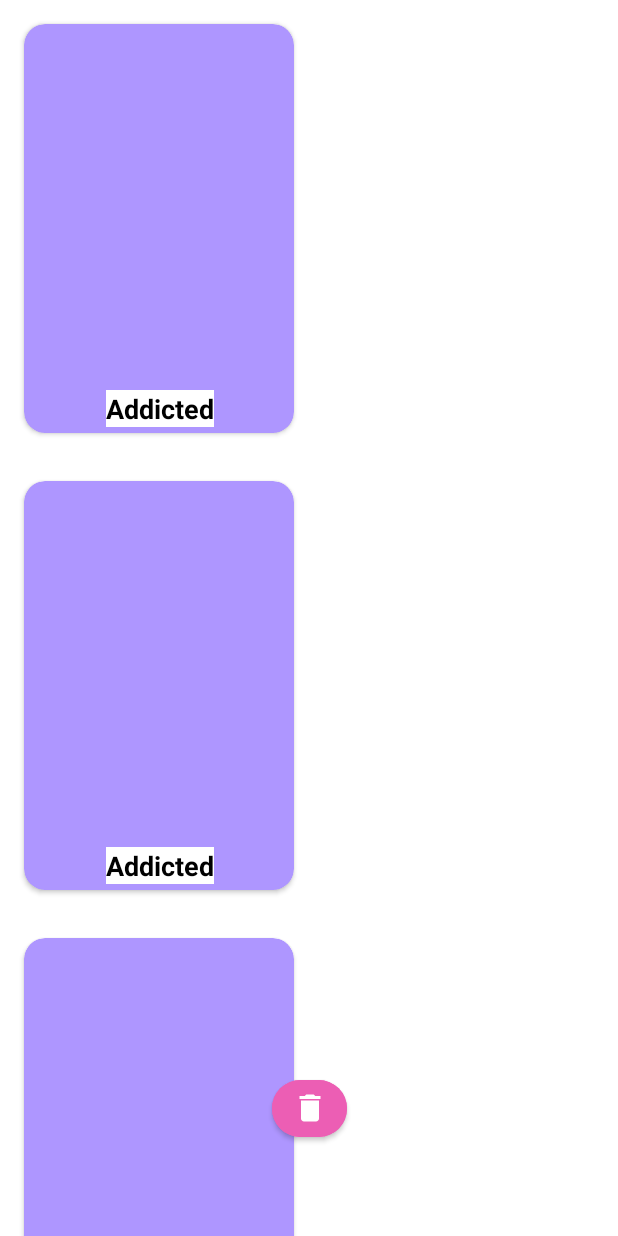
After one commit to nurhabibrs/Capstone-Project-B21-CAP0463, an Android app: the layout fragment_recent.xml on its own in the app's theme, with its tools: preview values and no code run, on a phone screen of 412 x 824 dp. The commit adds this screen. Run offline under Robolectric (Android 15) with nearby library versions, the phone set to English and light mode, and no system bars.

Commit message:
add history fragment and clear database function

```diff
--- a/MD/Anarki/app/build.gradle
+++ b/MD/Anarki/app/build.gradle
@@ -52,10 +52,12 @@ dependencies {
     implementation "com.github.bumptech.glide:glide:4.12.0"
     implementation 'androidx.preference:preference-ktx:1.1.1'
     implementation 'com.pierfrancescosoffritti.androidyoutubeplayer:core:10.0.5'
+    implementation 'androidx.paging:paging-runtime-ktx:2.1.1'
     //network(api)
     implementation 'com.squareup.retrofit2:retrofit:2.9.0'
     implementation 'com.squareup.retrofit2:converter-gson:2.9.0'
     implementation 'com.google.firebase:firebase-ads:20.1.0'
+    implementation 'androidx.legacy:legacy-support-v4:1.0.0'
     //testing
     testImplementation 'junit:junit:4.13.2'
     androidTestImplementation 'androidx.test.ext:junit:1.1.2'
--- a/MD/Anarki/app/src/main/java/com/dicoding/anarki/viemodel/ViewModelFactory.kt
+++ b/MD/Anarki/app/src/main/java/com/dicoding/anarki/viemodel/ViewModelFactory.kt
@@ -6,6 +6,7 @@ import androidx.lifecycle.ViewModelProvider
 import com.dicoding.anarki.data.PredictRepository
 import com.dicoding.anarki.di.Injection
 import com.dicoding.anarki.ui.home.HomeViewModel
+import com.dicoding.anarki.ui.recent.RecentViewModel
 
 class ViewModelFactory private constructor(private val predictRepository: PredictRepository) :
     ViewModelProvider.NewInstanceFactory() {
@@ -15,6 +16,10 @@ class ViewModelFactory private constructor(private val predictRepository: Predic
         return when {
             modelClass.isAssignableFrom(HomeViewModel::class.java) -> {
                 HomeViewModel(predictRepository) as T
+            }
+
+            modelClass.isAssignableFrom(RecentViewModel::class.java) -> {
+                RecentViewModel(predictRepository) as T
             }
 
             else -> throw Throwable("Unknown ViewModel class: " + modelClass.name)
--- /dev/null
+++ b/MD/Anarki/app/src/main/res/drawable/ic_baseline_delete_24.xml
@@ -0,0 +1,10 @@
+<vector xmlns:android="http://schemas.android.com/apk/res/android"
+    android:width="24dp"
+    android:height="24dp"
+    android:viewportWidth="24"
+    android:viewportHeight="24"
+    android:tint="?attr/colorControlNormal">
+  <path
+      android:fillColor="@android:color/white"
+      android:pathData="M6,19c0,1.1 0.9,2 2,2h8c1.1,0 2,-0.9 2,-2V7H6v12zM19,4h-3.5l-1,-1h-5l-1,1H5v2h14V4z"/>
+</vector>
--- /dev/null
+++ b/MD/Anarki/app/src/main/res/layout/fragment_recent.xml
@@ -0,0 +1,52 @@
+<?xml version="1.0" encoding="utf-8"?>
+<androidx.constraintlayout.widget.ConstraintLayout xmlns:android="http://schemas.android.com/apk/res/android"
+    xmlns:app="http://schemas.android.com/apk/res-auto"
+    xmlns:tools="http://schemas.android.com/tools"
+    android:layout_width="match_parent"
+    android:layout_height="match_parent"
+    android:background="@android:color/white">
+
+    <androidx.recyclerview.widget.RecyclerView
+        android:id="@+id/rv_history"
+        android:layout_width="0dp"
+        android:layout_height="0dp"
+        app:layout_behavior="@string/appbar_scrolling_view_behavior"
+        app:layout_constraintBottom_toBottomOf="parent"
+        app:layout_constraintEnd_toEndOf="parent"
+        app:layout_constraintStart_toStartOf="parent"
+        app:layout_constraintTop_toTopOf="parent"
+        tools:listitem="@layout/item_row">
+
+    </androidx.recyclerview.widget.RecyclerView>
+
+    <ProgressBar
+        android:id="@+id/progress_bar"
+        style="?android:attr/progressBarStyle"
+        android:layout_width="wrap_content"
+        android:layout_height="wrap_content"
+        android:layout_marginStart="8dp"
+        android:layout_marginTop="8dp"
+        android:layout_marginEnd="8dp"
+        android:layout_marginBottom="8dp"
+        android:visibility="gone"
+        app:layout_constraintBottom_toBottomOf="parent"
+        app:layout_constraintEnd_toEndOf="parent"
+        app:layout_constraintStart_toStartOf="parent"
+        app:layout_constraintTop_toTopOf="parent" />
+
+    <Button
+        android:id="@+id/clear_history"
+        android:layout_width="50dp"
+        android:layout_height="50dp"
+        android:layout_marginBottom="60dp"
+        android:backgroundTint="@color/secondaryColor"
+        android:textAlignment="center"
+        app:cornerRadius="25dp"
+        app:icon="@drawable/ic_baseline_delete_24"
+        app:iconGravity="textStart"
+        app:iconPadding="0dp"
+        app:layout_constraintBottom_toBottomOf="parent"
+        app:layout_constraintEnd_toEndOf="parent"
+        app:layout_constraintStart_toStartOf="parent" />
+
+</androidx.constraintlayout.widget.ConstraintLayout>
--- /dev/null
+++ b/MD/Anarki/app/src/main/res/layout/item_row.xml
@@ -0,0 +1,54 @@
+<?xml version="1.0" encoding="utf-8"?>
+<androidx.cardview.widget.CardView xmlns:android="http://schemas.android.com/apk/res/android"
+    xmlns:app="http://schemas.android.com/apk/res-auto"
+    xmlns:tools="http://schemas.android.com/tools"
+    android:id="@+id/cv_item_course"
+    android:layout_width="wrap_content"
+    android:layout_height="wrap_content"
+    android:layout_margin="16dp"
+    android:backgroundTint="@color/primaryLightColor"
+    android:elevation="4dp"
+    app:cardCornerRadius="14dp"
+    app:layout_constraintEnd_toEndOf="parent"
+    app:layout_constraintStart_toStartOf="parent"
+    app:layout_constraintTop_toTopOf="parent">
+
+    <androidx.constraintlayout.widget.ConstraintLayout
+        android:id="@+id/item_container"
+        android:layout_width="match_parent"
+        android:layout_height="wrap_content">
+
+        <ImageView
+            android:id="@+id/img_file"
+            android:layout_width="180dp"
+            android:layout_height="240dp"
+            android:layout_alignParentStart="true"
+            android:layout_alignParentTop="true"
+            app:layout_constraintEnd_toEndOf="parent"
+            app:layout_constraintStart_toStartOf="parent"
+            app:layout_constraintTop_toTopOf="parent"
+            tools:ignore="ContentDescription" />
+
+        <TextView
+            android:id="@+id/tv_addicted"
+            android:layout_width="wrap_content"
+            android:layout_height="wrap_content"
+            android:layout_marginStart="54dp"
+            android:layout_marginTop="4dp"
+            android:layout_marginEnd="53dp"
+            android:layout_marginBottom="4dp"
+            android:ellipsize="end"
+            android:gravity="start"
+            android:maxLines="2"
+            android:background="@color/white"
+            android:textColor="@color/black"
+            android:textSize="18sp"
+            android:textStyle="bold"
+            app:layout_constraintBottom_toBottomOf="parent"
+            app:layout_constraintEnd_toEndOf="parent"
+            app:layout_constraintStart_toStartOf="parent"
+            app:layout_constraintTop_toBottomOf="@+id/img_file"
+            tools:text="@string/addicted" />
+
+    </androidx.constraintlayout.widget.ConstraintLayout>
+</androidx.cardview.widget.CardView>
--- a/MD/Anarki/app/src/main/res/menu/bottom_nav_menu.xml
+++ b/MD/Anarki/app/src/main/res/menu/bottom_nav_menu.xml
@@ -4,6 +4,11 @@
         android:id="@+id/navigation_home"
         android:icon="@drawable/home_btn_primary"
         android:title="@string/title_home" />
+
+    <item
+        android:id="@+id/navigation_history"
+        android:icon="@drawable/ic_baseline_history_24"
+        android:title="@string/history"/>
 
     <item
         android:id="@+id/navigation_information"
--- a/MD/Anarki/app/src/main/res/navigation/mobile_navigation.xml
+++ b/MD/Anarki/app/src/main/res/navigation/mobile_navigation.xml
@@ -21,5 +21,10 @@
         android:id="@+id/navigation_setting"
         android:name="com.dicoding.anarki.ui.setting.SettingFragment"
         android:label="@string/title_setting" />
+    <fragment
+        android:id="@+id/navigation_history"
+        android:name="com.dicoding.anarki.ui.recent.RecentFragment"
+        android:label="RecentFragment"
+        tools:layout="@layout/fragment_recent"/>
 
 </navigation>
--- a/MD/Anarki/app/src/main/res/values/strings.xml
+++ b/MD/Anarki/app/src/main/res/values/strings.xml
@@ -22,5 +22,10 @@
     <string name="settings">Settings</string>
     <string name="camera">Camera</string>
     <string name="fill_result">File = %1$s\nResult = %2$s</string>
+    <!-- TODO: Remove or change this placeholder text -->
+    <string name="hello_blank_fragment">Hello blank fragment</string>
+    <string name="addicted">Addicted</string>
+    <string name="history">History</string>
+    <string name="clear_history">Clear History</string>
 
 </resources>
```
Also changed, not shown: MD/Anarki/app/src/main/java/com/dicoding/anarki/data/PredictDataSource.kt (+7 -0 lines), MD/Anarki/app/src/main/java/com/dicoding/anarki/data/PredictRepository.kt (+26 -2 lines), MD/Anarki/app/src/main/java/com/dicoding/anarki/data/source/local/LocalDataSource.kt (+12 -1 lines), MD/Anarki/app/src/main/java/com/dicoding/anarki/data/source/local/entity/PredictEntity.kt (+12 -0 lines), MD/Anarki/app/src/main/java/com/dicoding/anarki/data/source/local/room/PredictDao.kt (+14 -5 lines), MD/Anarki/app/src/main/java/com/dicoding/anarki/ui/home/HomeFragment.kt (+3 -21 lines), MD/Anarki/app/src/main/java/com/dicoding/anarki/ui/home/HomeViewModel.kt (+11 -9 lines), MD/Anarki/app/src/main/java/com/dicoding/anarki/ui/recent/RecentAdapter.kt (added, +60 -0 lines), MD/Anarki/app/src/main/java/com/dicoding/anarki/ui/recent/RecentFragment.kt (added, +86 -0 lines), MD/Anarki/app/src/main/java/com/dicoding/anarki/ui/recent/RecentViewModel.kt (added, +11 -0 lines), MD/Anarki/app/src/main/res/drawable/ic_baseline_history_24.xml (added, +10 -0 lines), MD/Anarki/app/src/main/res/layout/fragment_home.xml (line endings or trailing spaces).
